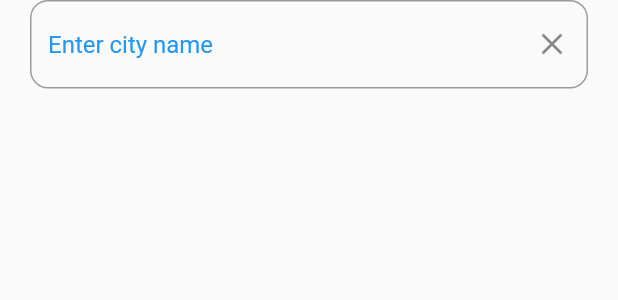
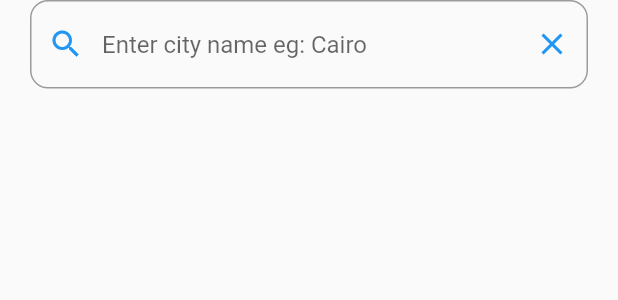
Before and after one commit to ramywael/Weather_App, a Flutter app: the AddCityName widget shown alone on an empty page, opened directly, on a phone screen of 412 x 824 dp. Shown: the top 300 px of the screen. Run offline on Flutter 3.47's test engine with Material 2 defaults, Android fonts, the phone set to English and light mode, and no system bars; our stand-ins replace bloc, dio, flutter_bloc; network calls fail.

```diff
--- a/lib/cubits/forecasts_list_cubit.dart
+++ b/lib/cubits/forecasts_list_cubit.dart
@@ -6,15 +6,21 @@ part 'forecasts_list_state.dart';
 
 class ForecastsListCubit extends Cubit<ForecastsListState> {
   ForecastsListCubit(this.service) : super(ForecastsListInitial());
+  String cityName = "London";
   HomeHourDataServices  service;
   List <HomeHourModel>? model;
   final currentTime = DateTime.now();
-  final forecastsListFiltered = <HomeHourModel> [];
+    final List<HomeHourModel> forecastsListFiltered = <HomeHourModel> [];
   Future<void> getHomePageDataList() async
   {
+    if(model!=null)
+      {
+        model!.clear();
+      }
     emit(ForecastsListLoading());
     try{
-      model=await service.getWeatherData();
+      model=await service.getWeatherData(cityName: cityName);
+      forecastsListFiltered.clear();
       final currentIndex = model?.indexWhere((forecast) =>
       forecast.time.hour == currentTime.hour);
       if(currentIndex != -1)
--- a/lib/cubits/home_cubit.dart
+++ b/lib/cubits/home_cubit.dart
@@ -13,6 +13,7 @@ class HomeCubit extends Cubit<HomeState> {
   HomePageServices  service;
   HomeModel? model;
   String? formattedDate;
+
   Future<void> getHomePageData() async
   {
     emit(HomeLoading());
--- a/lib/widgets/add_city_name.dart
+++ b/lib/widgets/add_city_name.dart
@@ -1,36 +1,63 @@
 import 'package:flutter/material.dart';
+import 'package:flutter_bloc/flutter_bloc.dart';
+import 'package:weather_api/cubits/forecasts_list_cubit.dart';
+import 'package:weather_api/models/home_model.dart';
+
+import '../cubits/home_cubit.dart';
 
 class AddCityName extends StatefulWidget {
   const AddCityName({
     super.key,
   });
-
   @override
   State<AddCityName> createState() => _AddCityNameState();
 }
 
 class _AddCityNameState extends State<AddCityName> {
+  String? cityName;
   final TextEditingController _controller = TextEditingController();
   @override
   Widget build(BuildContext context) {
     return Container(
-      margin:  EdgeInsets.only(right: 20,left: 20,bottom:MediaQuery.of(context).viewInsets.bottom+20),
-      child:  TextField(
+      margin: EdgeInsets.only(
+          right: 20,
+          left: 20,
+          bottom: MediaQuery.of(context).viewInsets.bottom + 20),
+      child: TextField(
+        onSubmitted: (value) async {
+         cityName=value;
+          BlocProvider.of<HomeCubit>(context).cityName = cityName!;
+          BlocProvider.of<ForecastsListCubit>(context).cityName =
+              cityName!;
+         await BlocProvider.of<HomeCubit>(context).getHomePageData();
+          BlocProvider.of<ForecastsListCubit>(context).getHomePageDataList();
+        },
         controller: _controller,
         cursorColor: Colors.blue,
         decoration: InputDecoration(
-          hintStyle: const TextStyle(
-            color: Colors.blue,
-          ),
-          hintText: "Enter city name",
-          suffixIcon: IconButton(
-            onPressed: () {
-            _controller.clear();
+          hintText: "Enter city name eg: Cairo",
+          prefixIcon: IconButton(
+            onPressed: ()  {
+              // BlocProvider.of<HomeCubit>(context).cityName = _controller.text;
+              // BlocProvider.of<ForecastsListCubit>(context).cityName =
+              //     _controller.text;
+              // await BlocProvider.of<HomeCubit>(context).getHomePageData();
+              // await BlocProvider.of<ForecastsListCubit>(context)
+              //     .getHomePageDataList();
             },
             icon: const Icon(
+              Icons.search,
+              color: Colors.blue,
+            ),
+          ),
+          suffixIcon: IconButton(
+              onPressed: () {
+                _controller.clear();
+              },
+              icon: const Icon(
                 Icons.clear,
-            )
-          ),
+                color: Colors.blue,
+              )),
           border: const OutlineInputBorder(
             borderRadius: BorderRadius.all(Radius.circular(12)),
           ),
--- a/lib/widgets/container_item_bar.dart
+++ b/lib/widgets/container_item_bar.dart
@@ -39,13 +39,13 @@ class ContainerItemBar extends StatelessWidget {
                 onPressed: () {
                   showModalBottomSheet(
                     shape: RoundedRectangleBorder(
-                      borderRadius: BorderRadius.circular(20),
+                      borderRadius: BorderRadius.circular(6),
                     ),
                     isScrollControlled: true,
                     showDragHandle: true,
                     context: context,
-                    builder: (context) {
-                    return  const AddCityName();
+                    builder: (BuildContext context) {
+                    return const AddCityName();
                   },
                   );
 
--- a/lib/widgets/home_view_body.dart
+++ b/lib/widgets/home_view_body.dart
@@ -1,6 +1,7 @@
 import 'package:flutter/material.dart';
 import 'package:flutter_bloc/flutter_bloc.dart';
 import 'package:weather_api/cubits/forecasts_list_cubit.dart';
+import 'package:weather_api/models/home_model.dart';
 import 'package:weather_api/widgets/container_item.dart';
 import '../cubits/home_cubit.dart';
 import 'custom_text.dart';
```
Also changed, not shown: lib/main.dart (+12 -11 lines), lib/services/hour_list.dart (+8 -10 lines).
